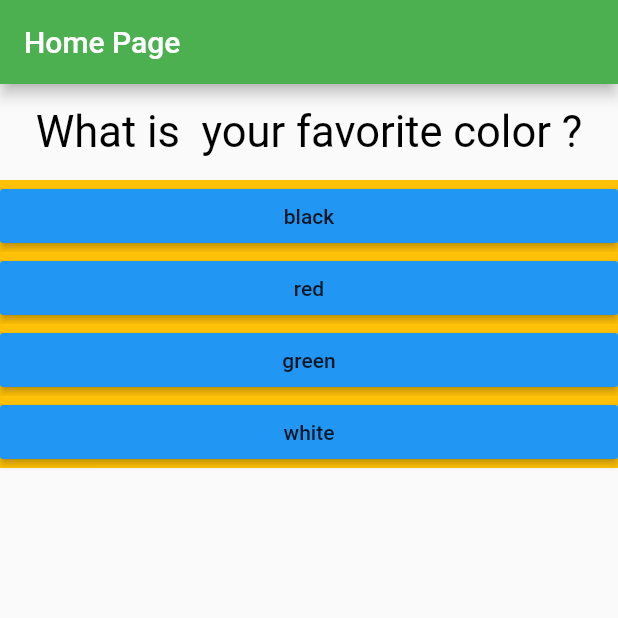
After one commit to ski96277/flutter_complete_guide, a Flutter app: the screen it shows after launch, on a phone screen of 412 x 824 dp, the top half of it. The commit adds this screen. Run offline on Flutter 3.47's test engine with Material 2 defaults, Android fonts, the phone set to English and light mode, and no system bars; missing offline and left inert: dart:ffi.

Commit message:
make diffrent file for weight

```diff
--- a/lib/main.dart
+++ b/lib/main.dart
@@ -1,6 +1,8 @@
 import 'package:flutter/material.dart';
 import 'package:fluttercompleteguide/answer.dart';
 import 'package:fluttercompleteguide/question.dart';
+import 'package:fluttercompleteguide/quize.dart';
+import 'package:fluttercompleteguide/result.dart';
 
 void main() {
   runApp(MyApp());
@@ -38,16 +40,9 @@ class _MyAppState extends State<MyApp> {
               title: Text("Home Page"),
               backgroundColor: Colors.green,
             ),
-            body: _index<questions.length?Column(
-              children: [
-                Question(
-                  questions[_index]['questionText'],
-                ),
-                ...(questions[_index]['answer'] as List<String>).map((answer) {
-                  return AnswerBtn(_answerQuestion, answer);
-                }).toList()
-              ],
-            ):Center(child: Text("You Did it ! "),)));
+            body: _index<questions.length?
+                Quize(_answerQuestion,questions,_index)
+                :Result()));
   }
 
   void _answerQuestion() {
--- /dev/null
+++ b/lib/quize.dart
@@ -0,0 +1,28 @@
+import 'package:flutter/cupertino.dart';
+import 'package:fluttercompleteguide/question.dart';
+import './answer.dart';
+
+class Quize extends StatelessWidget {
+
+  final List<Map<String,Object>> questions;
+  Function _answerQuestion;
+  int _index;
+
+  Quize(this._answerQuestion, this.questions,this._index);
+
+  @override
+  Widget build(BuildContext context) {
+    return Column(
+
+      children: [
+      Question(
+        questions[_index]['questionText'],
+      ),
+      ...(questions[_index]['answer'] as List<String>).map((answer) {
+        return AnswerBtn(_answerQuestion, answer);
+      }).toList()
+    ],
+    );
+
+  }
+}
```
Also changed, not shown: lib/result.dart (added, +8 -0 lines).
